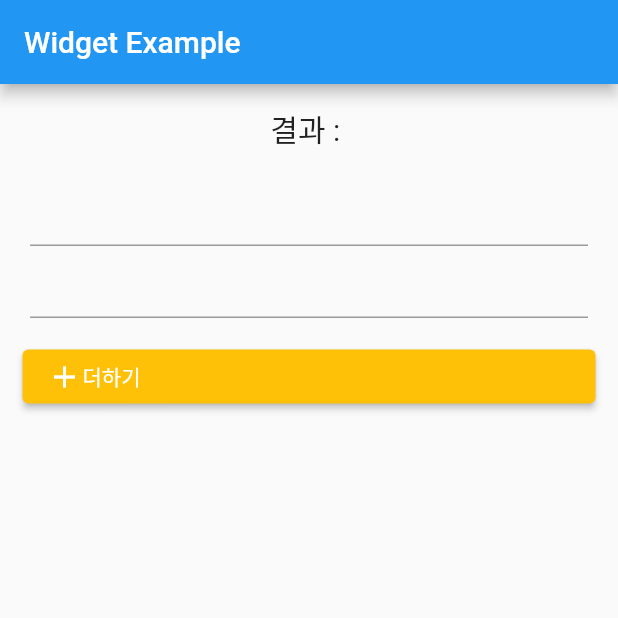
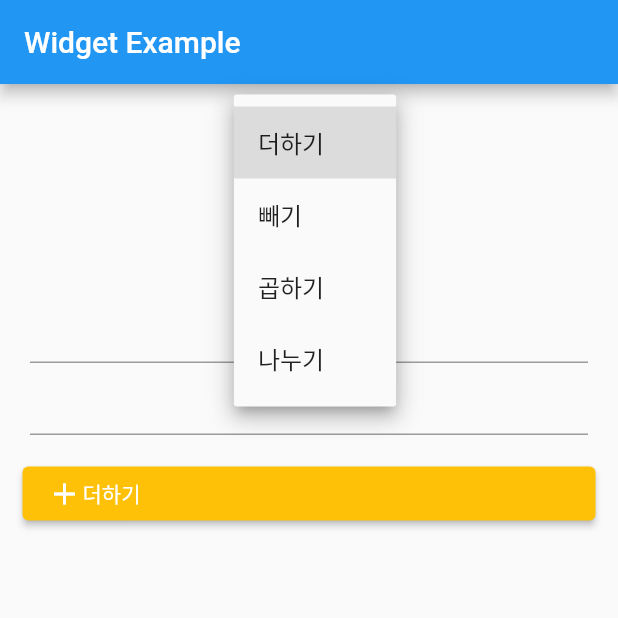
Before and after one commit to rival6821/flutter_book, a Flutter app: the screen it shows after launch, after a tap on "더하기", on a phone screen of 412 x 824 dp, the top half of it. Run offline on Flutter 3.47's test engine with Material 2 defaults, Android fonts, the phone set to English and light mode, and no system bars.

Commit message:
dropdown

```diff
--- a/widget_example/lib/main.dart
+++ b/widget_example/lib/main.dart
@@ -1,6 +1,6 @@
 import 'package:flutter/material.dart';
 
-void main()=> runApp(MyApp());
+void main() => runApp(MyApp());
 
 class MyApp extends StatelessWidget {
   static const String _title = "Widget Example";
@@ -15,15 +15,31 @@
 }
 
 class WidgetApp extends StatefulWidget {
-
   @override
   _WidgetExampleState createState() => _WidgetExampleState();
 }
 
 class _WidgetExampleState extends State<WidgetApp> {
-  String sum = '';
+  List _buttonList = ['더하기', '빼기', '곱하기', '나누기'];
+  List<DropdownMenuItem<String>> _dropDownMenuItems =
+      new List.empty(growable: true);
+  String? _buttonText;
+
+  String calResult = '';
   TextEditingController value1 = TextEditingController();
   TextEditingController value2 = TextEditingController();
+
+  @override
+  void initState() {
+    super.initState();
+    for (var item in _buttonList) {
+      _dropDownMenuItems.add(DropdownMenuItem(
+        child: Text(item),
+        value: item,
+      ));
+    }
+    _buttonText = _dropDownMenuItems[0].value;
+  }
 
   @override
   Widget build(BuildContext context) {
@@ -36,34 +52,64 @@
           child: Column(
             children: <Widget>[
               Padding(
-                  padding: EdgeInsets.all(15),
+                padding: EdgeInsets.all(15),
+                child: DropdownButton(
+                  items: _dropDownMenuItems,
+                  onChanged: (String? value) {
+                    setState(() {
+                      _buttonText = value;
+                    });
+                  },
+                  value: _buttonText,
+                ),
+              ),
+              Padding(
+                padding: EdgeInsets.all(15),
                 child: Text(
-                  '결과 : $sum',
+                  '결과 : $calResult',
                   style: TextStyle(fontSize: 20),
                 ),
               ),
               Padding(
                 padding: EdgeInsets.only(left: 20, right: 20),
-                child: TextField(keyboardType: TextInputType.number, controller: value1,),
+                child: TextField(
+                  keyboardType: TextInputType.number,
+                  controller: value1,
+                ),
               ),
               Padding(
                 padding: EdgeInsets.only(left: 20, right: 20),
-                child: TextField(keyboardType: TextInputType.number, controller: value2,),
+                child: TextField(
+                  keyboardType: TextInputType.number,
+                  controller: value2,
+                ),
               ),
               Padding(
                 padding: EdgeInsets.all(15),
-                child: ElevatedButton(child: Row(
-                  children: <Widget>[
-                    Icon(Icons.add),
-                    Text('더하기')
-                  ],
-                ), style: ButtonStyle(backgroundColor: MaterialStateProperty.all(Colors.amber))
-                ,onPressed: (){
-                  setState(() {
-                    int result = int.parse(value1.value.text) + int.parse(value2.value.text);
-                    sum = '$result';
-                  });
-                }),
+                child: ElevatedButton(
+                    child: Row(
+                      children: <Widget>[Icon(Icons.add), Text(_buttonText!)],
+                    ),
+                    style: ButtonStyle(
+                        backgroundColor:
+                            MaterialStateProperty.all(Colors.amber)),
+                    onPressed: () {
+                      setState(() {
+                        var value1Int = double.parse(value1.value.text);
+                        var value2Int = double.parse(value2.value.text);
+                        var result;
+                        if (_buttonText == '더하기') {
+                          result = value1Int + value2Int;
+                        } else if (_buttonText == '빼기') {
+                          result = value1Int - value2Int;
+                        } else if (_buttonText == '곱하기') {
+                          result = value1Int * value2Int;
+                        } else {
+                          result = value1Int / value2Int;
+                        }
+                        calResult = '$result';
+                      });
+                    }),
               ),
             ],
           ),
```
